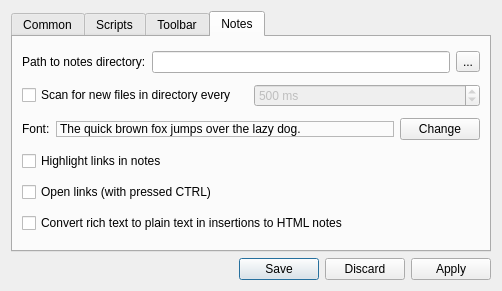
Qt form configdialog.ui (proton/zNotes) before a commit.
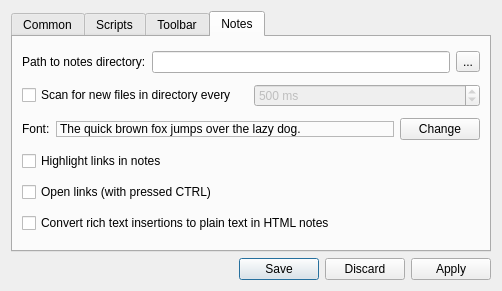
The same form after that commit. Icons and pictures are not drawn.

Commit message: Convert rich text to plain text in insertions to HTML notes

The edit to the form file:
```diff
--- a/configdialog.ui
+++ b/configdialog.ui
@@ -440,7 +440,7 @@
        <item>
         <widget class="QCheckBox" name="cb_NotePastePlaintext">
          <property name="text">
-          <string>Convert rich text to plain text in insertions to HTML notes</string>
+          <string>Convert rich text insertions to plain text in HTML notes</string>
          </property>
         </widget>
        </item>
```
